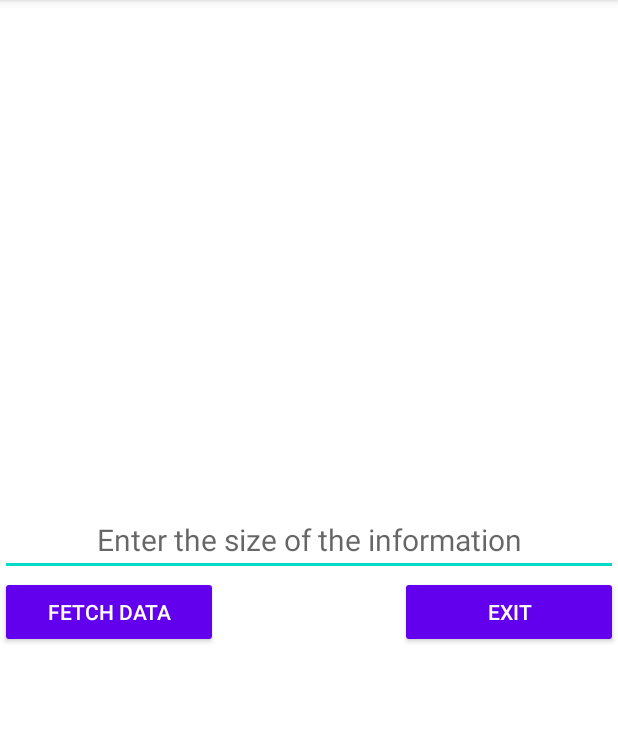
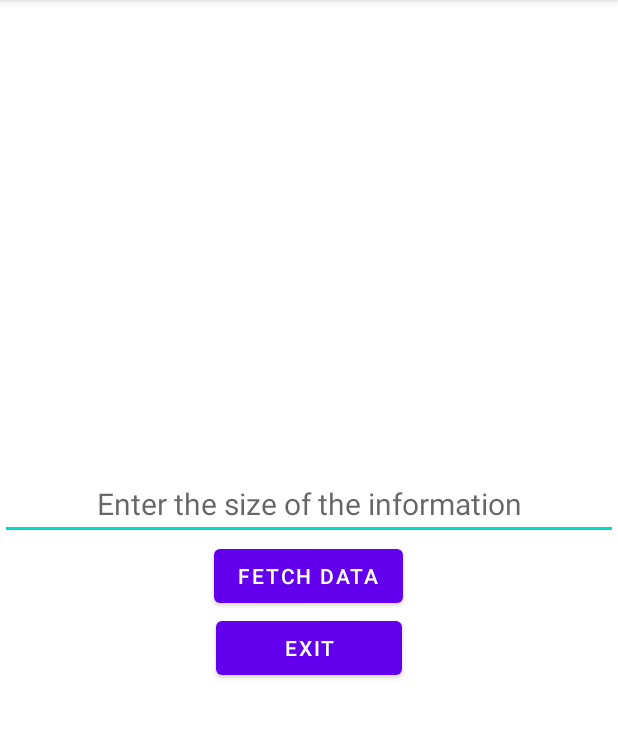
Before and after one commit to diasha003/MyApplication, an Android app: the screen it shows after launch (Start), on a phone screen of 412 x 824 dp, the part 84-822 px from its top. Run offline under Robolectric (Android 15) with nearby library versions, the phone set to English and light mode, and no system bars.

Commit message:
changed .xml

```diff
--- a/app/src/main/java/com/example/myapplication/Custom.java
+++ b/app/src/main/java/com/example/myapplication/Custom.java
@@ -48,8 +48,6 @@ public class Custom extends BaseAdapter {
         LayoutInflater layoutInflater = (LayoutInflater) context.getSystemService(Context.LAYOUT_INFLATER_SERVICE);
         convertView = layoutInflater.inflate(layout, null);
 
-        //System.out.println("I: " + i);
-
         viewHolder.titletxt = convertView.findViewById(R.id.titletxt);
 
         Model model = modelArrayList.get(i);
--- a/app/src/main/java/com/example/myapplication/Start.java
+++ b/app/src/main/java/com/example/myapplication/Start.java
@@ -16,6 +16,8 @@ import androidx.appcompat.app.AppCompatActivity;
 public class Start extends AppCompatActivity {
 
     private Button fetchData;
+
+    private Button exit;
     private EditText editText;
 
 
@@ -27,6 +29,7 @@ public class Start extends AppCompatActivity {
         setContentView(R.layout.start);
 
         fetchData = (Button) findViewById(R.id.fetchButton);
+        exit = (Button) findViewById(R.id.Exit);
         editText = (EditText) findViewById(R.id.sizeInformation);
 
 
@@ -37,14 +40,14 @@ public class Start extends AppCompatActivity {
 
                 try{
                     String numberSize = String.valueOf(editText.getText());
+
                     Exception NumberFormatException = null;
-                    if (Integer.parseInt(numberSize) > 100) throw NumberFormatException;
+                    if (Integer.parseInt(numberSize) > 100 || Integer.parseInt(numberSize)<0) throw NumberFormatException;
 
 
                     Intent i = new Intent(getApplicationContext(), MainActivity.class);
                     i.putExtra("number", numberSize);
                     startActivity(i);
-
 
                 } catch (Exception e){
                     messageOutput(e.getMessage(), "Exception...");
@@ -54,24 +57,15 @@ public class Start extends AppCompatActivity {
             }
         });
 
-
-        /*mExit.setOnClickListener(new View.OnClickListener() {
+        exit.setOnClickListener(new View.OnClickListener() {
             @Override
             public void onClick(View view) {
                 finish();
+
             }
-        });*/
+        });
 
-          /*editText.setOnFocusChangeListener(new View.OnFocusChangeListener() {
-            @Override
-            public void onFocusChange(View view, boolean focused) {
-                InputMethodManager keyboard = (InputMethodManager) getSystemService(Context.INPUT_METHOD_SERVICE);
-                if (focused)
-                    keyboard.showSoftInput(editText, 0);
-                else
-                    keyboard.hideSoftInputFromWindow(editText.getWindowToken(), 0);
-            }
-        });*/
+
 
     }
 
--- a/app/src/main/res/layout/start.xml
+++ b/app/src/main/res/layout/start.xml
@@ -5,59 +5,36 @@ android:layout_width="match_parent"
 android:layout_height="match_parent">
 
     <LinearLayout
+        android:id="@+id/parentLayout"
         android:layout_width="match_parent"
         android:layout_height="match_parent"
-    android:layout_weight="1"
-    android:gravity="center"
         android:orientation="vertical"
-    tools:ignore="MissingConstraints">
+        android:gravity="center">
 
         <EditText
             android:id="@+id/sizeInformation"
-        android:ems="10"
-        android:gravity="center"
-        android:hint="Enter the size of the information"
-        android:inputType="textPersonName"
-        android:textSize="20dp"
-        tools:ignore="MissingConstraints"
             android:layout_width="match_parent"
             android:layout_height="wrap_content"
-        />
-
-    <LinearLayout
-        android:layout_width="fill_parent"
-        android:layout_height="wrap_content"
-        android:orientation="horizontal"
-        android:layout_alignParentBottom="true"
-        >
+            android:gravity="center"
+            android:layout_gravity="center"
+            android:hint="Enter the size of the information"
+            android:textSize="20dp"/>
 
         <Button
             android:id="@+id/fetchButton"
-            style="?android:attr/buttonStyleSmall"
-            android:layout_width="145dp"
+            android:layout_width="wrap_content"
             android:layout_height="wrap_content"
-            android:layout_gravity="center"
-            android:text="FETCH DATA" />
-
-        <View android:layout_width="0dp"
-            android:layout_height="0dp"
-            android:layout_weight="2"/>
+            android:text="FETCH DATA"
+            android:layout_marginHorizontal="16dp"/>
 
         <Button
             android:id="@+id/Exit"
-            style="?android:attr/buttonStyleSmall"
-            android:layout_width="145dp"
+            android:layout_width="124dp"
             android:layout_height="wrap_content"
-            android:layout_gravity="center"
+            android:layout_marginHorizontal="20dp"
             android:text="Exit" />
 
     </LinearLayout>
 
 
-
-
-</LinearLayout>
-
-
-
 </androidx.constraintlayout.widget.ConstraintLayout>
```
Also changed, not shown: app/src/main/java/com/example/myapplication/Details.java (+6 -4 lines), app/src/main/java/com/example/myapplication/MainActivity.java (+11 -16 lines), app/src/main/res/layout/details.xml (+10 -7 lines). Lines whose indentation alone changed are shown as unchanged.
